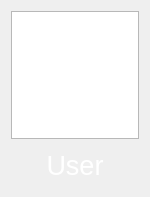
Old version of the form ui/widgets/user_login_button.ui in the repository Protocs/OkayMoney.
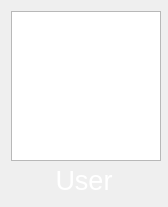
New version of the form.

Commit message:
Подправил виджет кнопки входа
Аватар не вмещался

What changed in the file:
```diff
--- a/ui/widgets/user_login_button.ui
+++ b/ui/widgets/user_login_button.ui
@@ -6,20 +6,20 @@
    <rect>
     <x>0</x>
     <y>0</y>
-    <width>150</width>
-    <height>197</height>
+    <width>168</width>
+    <height>207</height>
    </rect>
   </property>
   <property name="minimumSize">
    <size>
-    <width>150</width>
-    <height>100</height>
+    <width>168</width>
+    <height>207</height>
    </size>
   </property>
   <property name="maximumSize">
    <size>
-    <width>150</width>
-    <height>197</height>
+    <width>168</width>
+    <height>207</height>
    </size>
   </property>
   <property name="windowTitle">
@@ -30,14 +30,14 @@
     <widget class="QGraphicsView" name="icon">
      <property name="minimumSize">
       <size>
-       <width>128</width>
-       <height>128</height>
+       <width>150</width>
+       <height>150</height>
       </size>
      </property>
      <property name="maximumSize">
       <size>
-       <width>128</width>
-       <height>128</height>
+       <width>150</width>
+       <height>150</height>
       </size>
      </property>
      <property name="styleSheet">
```
